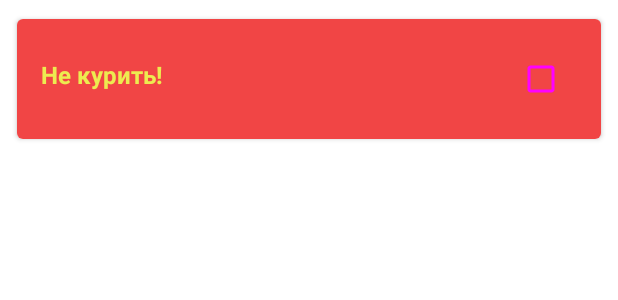
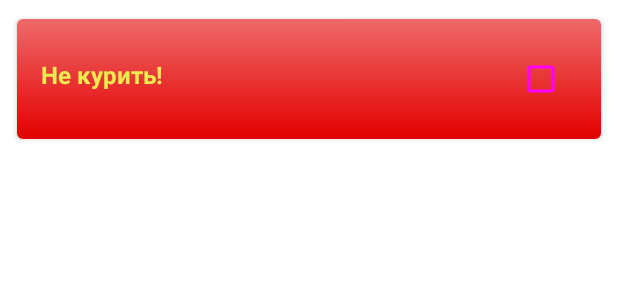
Before and after one commit to Barbusya/EfficientPerson, an Android app: the layout item_habit_bad_disabled.xml on its own in the app's theme, with its tools: preview values and no code run, on a phone screen of 412 x 824 dp. Shown: the top 300 px of the screen. Run offline under Robolectric (Android 15) with nearby library versions, the phone set to English and light mode, and no system bars.

Commit message:
Items gradient

```diff
--- /dev/null
+++ b/app/src/main/res/drawable/bad_habit_gradient_background.xml
@@ -0,0 +1,7 @@
+<?xml version="1.0" encoding="utf-8"?>
+<shape xmlns:android="http://schemas.android.com/apk/res/android">
+    <gradient
+        android:startColor="@color/bad_habit_disabled_background_gradient_start"
+        android:endColor="@color/bad_habit_disabled_background_gradient_end"
+        android:angle="90"/>
+</shape>
--- a/app/src/main/res/layout/item_habit_bad_disabled.xml
+++ b/app/src/main/res/layout/item_habit_bad_disabled.xml
@@ -15,7 +15,7 @@
     <LinearLayout
         android:layout_width="match_parent"
         android:layout_height="wrap_content"
-        android:background="@color/bad_habit_disabled_background"
+        android:background="@drawable/bad_habit_gradient_background"
         android:orientation="horizontal"
         android:padding="16dp">
 
--- a/app/src/main/res/layout/item_habit_good_disabled.xml
+++ b/app/src/main/res/layout/item_habit_good_disabled.xml
@@ -16,7 +16,7 @@
     <LinearLayout
         android:layout_width="match_parent"
         android:layout_height="wrap_content"
-        android:background="@color/good_habit_disabled_background"
+        android:background="@drawable/good_habit_gradient_background"
         android:orientation="horizontal"
         android:padding="16dp">
 
--- a/app/src/main/res/values/colors.xml
+++ b/app/src/main/res/values/colors.xml
@@ -10,6 +10,10 @@
     <color name="good_habit_enabled_background">#A8E6A9</color>
     <color name="bad_habit_enabled_background">#FFB8B8</color>
     <color name="good_habit_disabled_background">#54ED57</color>
+    <color name="good_habit_disabled_background_gradient_start">#019104</color>
+    <color name="good_habit_disabled_background_gradient_end">#54FA57</color>
+    <color name="bad_habit_disabled_background_gradient_start">#E30000</color>
+    <color name="bad_habit_disabled_background_gradient_end">#EF6969</color>
     <color name="bad_habit_disabled_background">#F14545</color>
     <color name="good_habit_enabled_text_color">#4461F1</color>
     <color name="bad_habit_enabled_text_color">#5C5B02</color>
```
Also changed, not shown: app/src/main/java/com/bbbrrr8877/efficientperson/habits/TaskHabit.kt (+27 -23 lines), app/src/main/res/drawable/good_habit_gradient_background.xml (added, +7 -0 lines).
